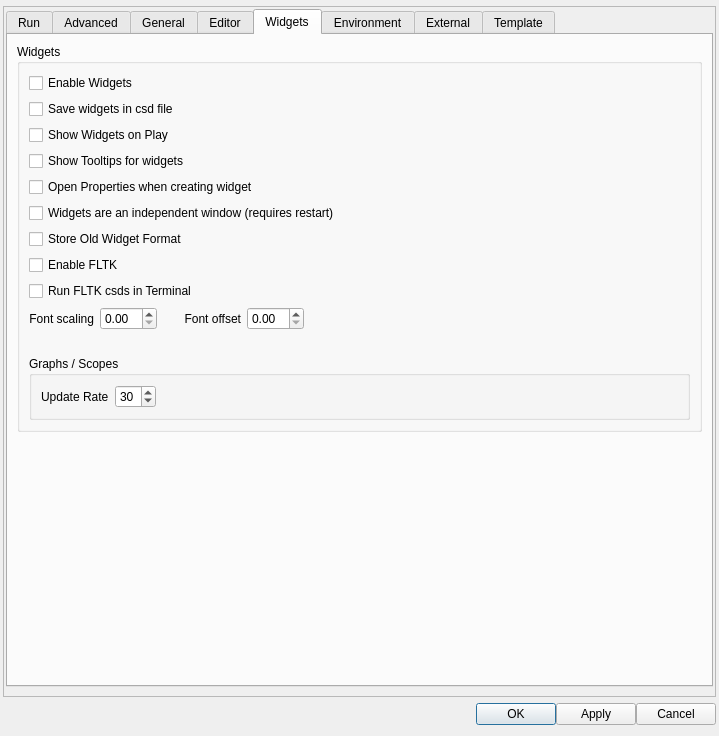
CsoundQt/CsoundQt, file src/configdialog.ui: the form before one commit.
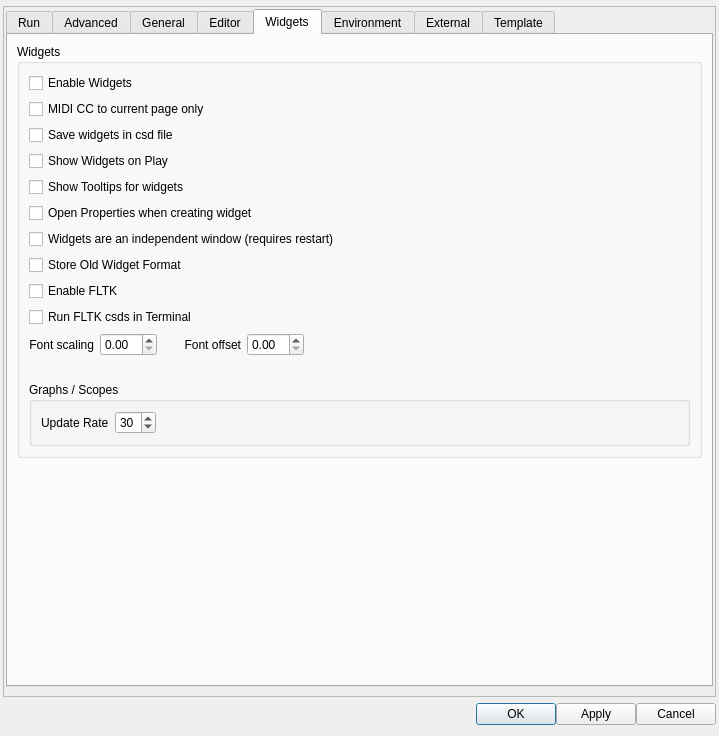
The form after the commit. The open tabs and pages were chosen to show the change. Icons and pictures are not drawn.

Commit message: Implemented option for sending MIDI CC only to current page.

Diff of the .ui file:
```diff
--- a/src/configdialog.ui
+++ b/src/configdialog.ui
@@ -90,8 +90,8 @@
        <rect>
         <x>0</x>
         <y>0</y>
-        <width>711</width>
-        <height>687</height>
+        <width>917</width>
+        <height>836</height>
        </rect>
       </property>
       <layout class="QGridLayout" name="gridLayout_18">
@@ -2221,6 +2221,13 @@
                   </property>
                  </widget>
                 </item>
+                <item>
+                 <widget class="QCheckBox" name="midiCcToCurrentPageOnlyCheckBox">
+                  <property name="text">
+                   <string>MIDI CC to current page only</string>
+                  </property>
+                 </widget>
+                </item>
                 <item>
                  <widget class="QCheckBox" name="saveWidgetsCheckBox">
                   <property name="text">
```
The commit also changes 9 other files.
